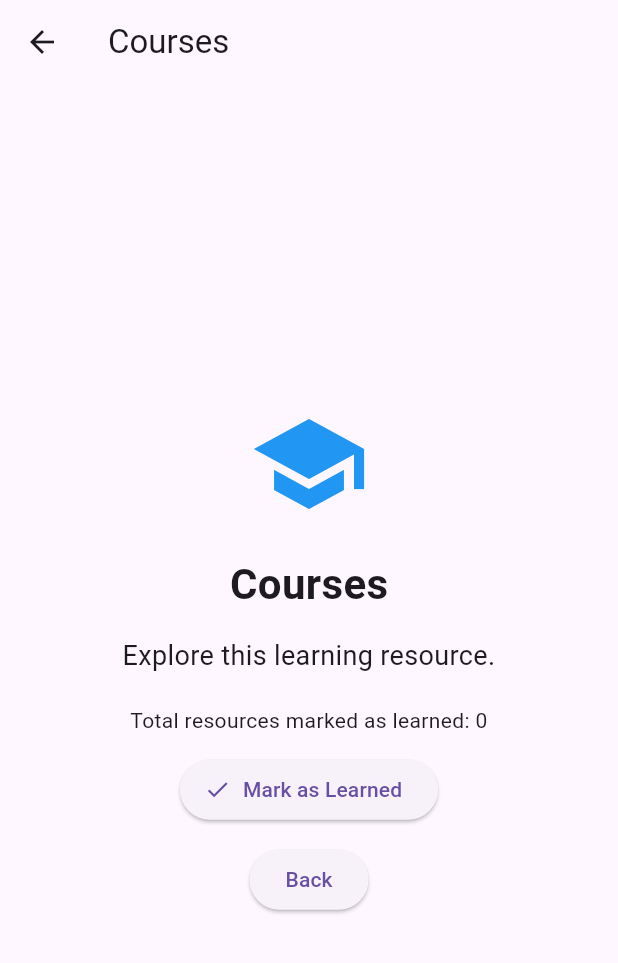
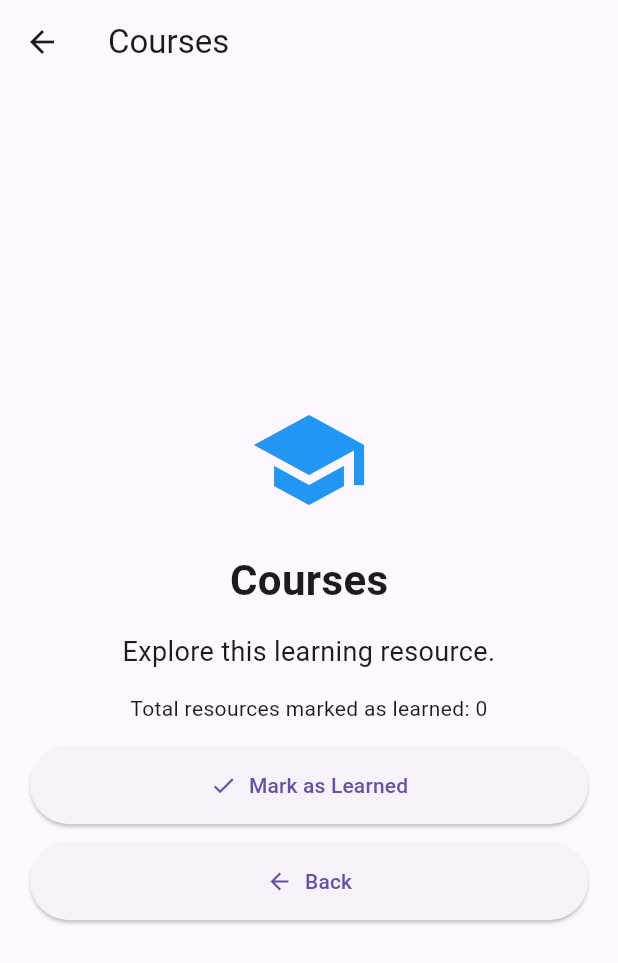
Before and after one commit to gollapallybindhupriya-oss/e-learning-resources, a Flutter app: the screen it shows after launch, after a tap on "Courses", on a phone screen of 412 x 824 dp. Shown: the top 963 px of the screen. Run offline on Flutter 3.47's test engine with Material 3 defaults, Android fonts, the light colour scheme and no system bars; network calls fail.

Commit message:
Create reusable custom UI widgets

```diff
--- a/lib/main.dart
+++ b/lib/main.dart
@@ -5,13 +5,13 @@ import 'package:provider/provider.dart';
 void main() {
   runApp(
     ChangeNotifierProvider(
-      create: (context) => LearningState(),
+      create: (_) => LearningState(),
       child: const MyApp(),
     ),
   );
 }
 
-// PROVIDER STATE MANAGEMENT
+// PROVIDER STATE
 class LearningState extends ChangeNotifier {
   int completedResources = 0;
 
@@ -21,7 +21,7 @@ class LearningState extends ChangeNotifier {
   }
 }
 
-// STATELESS WIDGET
+// APP AND NAMED ROUTES
 class MyApp extends StatelessWidget {
   const MyApp({super.key});
 
@@ -30,16 +30,19 @@ class MyApp extends StatelessWidget {
     return MaterialApp(
       debugShowCheckedModeBanner: false,
       title: 'E-Learning Resources',
-      theme: ThemeData(primarySwatch: Colors.blue),
+      theme: ThemeData(
+        primarySwatch: Colors.blue,
+        useMaterial3: true,
+      ),
       initialRoute: '/',
       routes: {
-        '/': (context) => const HomePage(),
-        '/resources': (context) => const ResourcesScreen(),
-        '/courses': (context) =>
+        '/': (_) => const HomePage(),
+        '/resources': (_) => const ResourcesScreen(),
+        '/courses': (_) =>
             const ResourceDetailScreen(title: 'Courses'),
-        '/videos': (context) =>
+        '/videos': (_) =>
             const ResourceDetailScreen(title: 'Videos'),
-        '/quizzes': (context) =>
+        '/quizzes': (_) =>
             const ResourceDetailScreen(title: 'Quizzes'),
       },
     );
@@ -52,184 +55,118 @@ class HomePage extends StatelessWidget {
 
   @override
   Widget build(BuildContext context) {
-    double width = MediaQuery.of(context).size.width;
-
-    bool isMobile = width < 600;
-    bool isTablet = width >= 600 && width < 1000;
-
-    // Read shared Provider state
-    int completed = context.watch<LearningState>().completedResources;
+    final width = MediaQuery.of(context).size.width;
+    final isMobile = width < 600;
+    final isTablet = width >= 600 && width < 1000;
 
     return Scaffold(
       appBar: AppBar(
         title: const Text('E-Learning Resources'),
       ),
       body: SingleChildScrollView(
-        child: Padding(
         padding: EdgeInsets.all(isMobile ? 12 : isTablet ? 25 : 40),
         child: Column(
           children: [
-              Stack(
-                alignment: Alignment.center,
+            // CUSTOM HEADER WIDGET
+            const LearningHeader(),
+
+            const SizedBox(height: 20),
+
+            // CUSTOM SECTION TITLE
+            const SectionTitle(title: 'Explore Resources'),
+
+            const SizedBox(height: 15),
+
+            // CUSTOM RESPONSIVE RESOURCE CARDS
+            if (isMobile)
+              Column(
                 children: [
-                  Image.network(
-                    'https://flutter.github.io/assets-for-api-docs/assets/widgets/owl.jpg',
-                    height: isMobile ? 180 : isTablet ? 240 : 280,
-                    width: double.infinity,
-                    fit: BoxFit.cover,
+                  ResourceCard(
+                    icon: Icons.book,
+                    title: 'Courses',
+                    description: 'Learn new skills',
+                    route: '/courses',
+                    fullWidth: true,
                   ),
-                  Text(
-                    'Learn Flutter',
-                    style: TextStyle(
-                      color: Colors.white,
-                      fontSize: isMobile ? 24 : isTablet ? 32 : 36,
-                      fontWeight: FontWeight.bold,
+                  ResourceCard(
+                    icon: Icons.video_library,
+                    title: 'Videos',
+                    description: 'Watch tutorials',
+                    route: '/videos',
+                    fullWidth: true,
                   ),
+                  ResourceCard(
+                    icon: Icons.quiz,
+                    title: 'Quizzes',
+                    description: 'Test your knowledge',
+                    route: '/quizzes',
+                    fullWidth: true,
+                  ),
+                ],
+              )
+            else
+              Wrap(
+                alignment: WrapAlignment.center,
+                spacing: 12,
+                runSpacing: 12,
+                children: [
+                  ResourceCard(
+                    icon: Icons.book,
+                    title: 'Courses',
+                    description: 'Learn new skills',
+                    route: '/courses',
+                  ),
+                  ResourceCard(
+                    icon: Icons.video_library,
+                    title: 'Videos',
+                    description: 'Watch tutorials',
+                    route: '/videos',
+                  ),
+                  ResourceCard(
+                    icon: Icons.quiz,
+                    title: 'Quizzes',
+                    description: 'Test your knowledge',
+                    route: '/quizzes',
                   ),
                 ],
               ),
 
-              const SizedBox(height: 20),
+            const SizedBox(height: 25),
 
-              Container(
-                width: double.infinity,
-                padding: const EdgeInsets.all(20),
-                decoration: BoxDecoration(
-                  color: Colors.blue.shade100,
-                  borderRadius: BorderRadius.circular(12),
-                ),
-                child: const Text(
-                  'Explore E-Learning Resources',
-                  textAlign: TextAlign.center,
-                  style: TextStyle(
-                    fontSize: 22,
-                    fontWeight: FontWeight.bold,
-                  ),
-                ),
-              ),
+            // CUSTOM PROVIDER WIDGET
+            const LearningProgressCard(),
 
-              const SizedBox(height: 20),
+            const SizedBox(height: 25),
 
-              // PROVIDER: shared state displayed on Home
-              Card(
-                child: ListTile(
-                  leading: const Icon(Icons.check_circle,
-                      color: Colors.green),
-                  title: const Text('Resources Marked as Learned'),
-                  trailing: Text(
-                    '$completed',
-                    style: const TextStyle(
-                      fontSize: 22,
-                      fontWeight: FontWeight.bold,
-                    ),
-                  ),
-                ),
-              ),
-
-              const SizedBox(height: 20),
-
-              // RESPONSIVE RESOURCE CARDS
-              if (isMobile)
-                Column(
-                  children: [
-                    resourceCard(context, Icons.book, 'Courses', '/courses', true),
-                    resourceCard(context, Icons.video_library, 'Videos', '/videos', true),
-                    resourceCard(context, Icons.quiz, 'Quizzes', '/quizzes', true),
-                  ],
-                )
-              else if (isTablet)
-                Wrap(
-                  alignment: WrapAlignment.center,
-                  children: [
-                    resourceCard(context, Icons.book, 'Courses', '/courses', false),
-                    resourceCard(context, Icons.video_library, 'Videos', '/videos', false),
-                    resourceCard(context, Icons.quiz, 'Quizzes', '/quizzes', false),
-                  ],
-                )
-              else
-                Row(
-                  mainAxisAlignment: MainAxisAlignment.spaceEvenly,
-                  children: [
-                    resourceCard(context, Icons.book, 'Courses', '/courses', false),
-                    resourceCard(context, Icons.video_library, 'Videos', '/videos', false),
-                    resourceCard(context, Icons.quiz, 'Quizzes', '/quizzes', false),
-                  ],
-                ),
-
-              const SizedBox(height: 20),
-
-              ElevatedButton(
+            CustomActionButton(
+              text: 'View All Resources',
+              icon: Icons.library_books,
               onPressed: () {
                 Navigator.pushNamed(context, '/resources');
               },
-                child: const Text('View All Resources'),
             ),
 
             const SizedBox(height: 25),
 
-              const Text(
-                'Available Resources',
-                style: TextStyle(
-                  fontSize: 24,
-                  fontWeight: FontWeight.bold,
+            const SectionTitle(title: 'Available Resources'),
+
+            const ResourceInfoTile(
+              icon: Icons.book,
+              title: 'Flutter Basics',
             ),
+            const ResourceInfoTile(
+              icon: Icons.code,
+              title: 'Dart Programming',
             ),
-
-              const ListTile(
-                leading: Icon(Icons.book),
-                title: Text('Flutter Basics'),
-              ),
-              const ListTile(
-                leading: Icon(Icons.code),
-                title: Text('Dart Programming'),
-              ),
-              const ListTile(
-                leading: Icon(Icons.design_services),
-                title: Text('UI Design'),
+            const ResourceInfoTile(
+              icon: Icons.design_services,
+              title: 'UI Design',
             ),
 
             const SizedBox(height: 25),
 
-              // STATEFUL WIDGET: local state using setState()
+            // STATEFUL WIDGET EXAMPLE
             const CounterWidget(),
-            ],
-          ),
-        ),
-      ),
-    );
-  }
-
-  Widget resourceCard(
-    BuildContext context,
-    IconData icon,
-    String title,
-    String route,
-    bool isMobile,
-  ) {
-    return GestureDetector(
-      onTap: () {
-        Navigator.pushNamed(context, route);
-      },
-      child: Container(
-        width: isMobile ? double.infinity : 180,
-        margin: const EdgeInsets.all(8),
-        padding: const EdgeInsets.all(18),
-        decoration: BoxDecoration(
-          color: Colors.blue.shade50,
-          borderRadius: BorderRadius.circular(12),
-          border: Border.all(color: Colors.blue),
-        ),
-        child: Column(
-          children: [
-            Icon(icon, size: isMobile ? 40 : 50),
-            const SizedBox(height: 8),
-            Text(
-              title,
-              style: const TextStyle(
-                fontSize: 18,
-                fontWeight: FontWeight.bold,
-              ),
-            ),
           ],
         ),
       ),
@@ -237,7 +174,223 @@ class HomePage extends StatelessWidget {
   }
 }
 
-// STATEFUL WIDGET: SETSTATE EXAMPLE
+// CUSTOM WIDGET 1: HEADER
+class LearningHeader extends StatelessWidget {
+  const LearningHeader({super.key});
+
+  @override
+  Widget build(BuildContext context) {
+    final width = MediaQuery.of(context).size.width;
+    final height = width < 600 ? 180.0 : 260.0;
+
+    return ClipRRect(
+      borderRadius: BorderRadius.circular(12),
+      child: Stack(
+        alignment: Alignment.center,
+        children: [
+          Image.network(
+            'https://flutter.github.io/assets-for-api-docs/assets/widgets/owl.jpg',
+            height: height,
+            width: double.infinity,
+            fit: BoxFit.cover,
+            errorBuilder: (context, error, stackTrace) {
+              return Container(
+                height: height,
+                color: Colors.blue.shade100,
+                child: const Center(
+                  child: Icon(Icons.school, size: 70),
+                ),
+              );
+            },
+          ),
+          Container(
+            width: double.infinity,
+            height: height,
+            color: Colors.black26,
+          ),
+          Text(
+            'Learn Flutter',
+            style: TextStyle(
+              color: Colors.white,
+              fontSize: width < 600 ? 28 : 36,
+              fontWeight: FontWeight.bold,
+            ),
+          ),
+        ],
+      ),
+    );
+  }
+}
+
+// CUSTOM WIDGET 2: SECTION TITLE
+class SectionTitle extends StatelessWidget {
+  final String title;
+
+  const SectionTitle({
+    super.key,
+    required this.title,
+  });
+
+  @override
+  Widget build(BuildContext context) {
+    return Align(
+      alignment: Alignment.centerLeft,
+      child: Text(
+        title,
+        style: const TextStyle(
+          fontSize: 23,
+          fontWeight: FontWeight.bold,
+        ),
+      ),
+    );
+  }
+}
+
+// CUSTOM WIDGET 3: RESOURCE CARD
+class ResourceCard extends StatelessWidget {
+  final IconData icon;
+  final String title;
+  final String description;
+  final String route;
+  final bool fullWidth;
+
+  const ResourceCard({
+    super.key,
+    required this.icon,
+    required this.title,
+    required this.description,
+    required this.route,
+    this.fullWidth = false,
+  });
+
+  @override
+  Widget build(BuildContext context) {
+    return SizedBox(
+      width: fullWidth ? double.infinity : 190,
+      child: Card(
+        color: Colors.blue.shade50,
+        shape: RoundedRectangleBorder(
+          borderRadius: BorderRadius.circular(12),
+          side: const BorderSide(color: Colors.blue),
+        ),
+        child: InkWell(
+          borderRadius: BorderRadius.circular(12),
+          onTap: () {
+            Navigator.pushNamed(context, route);
+          },
+          child: Padding(
+            padding: const EdgeInsets.all(20),
+            child: Column(
+              children: [
+                Icon(icon, size: 42, color: Colors.blue),
+                const SizedBox(height: 10),
+                Text(
+                  title,
+                  textAlign: TextAlign.center,
+                  style: const TextStyle(
+                    fontSize: 19,
+                    fontWeight: FontWeight.bold,
+                  ),
+                ),
+                const SizedBox(height: 5),
+                Text(
+                  description,
+                  textAlign: TextAlign.center,
+                ),
+                const SizedBox(height: 8),
+                const Text(
+                  'Open →',
+                  style: TextStyle(color: Colors.blue),
+                ),
+              ],
+            ),
+          ),
+        ),
+      ),
+    );
+  }
+}
+
+// CUSTOM WIDGET 4: REUSABLE ACTION BUTTON
+class CustomActionButton extends StatelessWidget {
+  final String text;
+  final IconData icon;
+  final VoidCallback onPressed;
+
+  const CustomActionButton({
+    super.key,
+    required this.text,
+    required this.icon,
+    required this.onPressed,
+  });
+
+  @override
+  Widget build(BuildContext context) {
+    return SizedBox(
+      width: double.infinity,
+      child: ElevatedButton.icon(
+        onPressed: onPressed,
+        icon: Icon(icon),
+        label: Text(text),
+        style: ElevatedButton.styleFrom(
+          padding: const EdgeInsets.all(16),
+        ),
+      ),
+    );
+  }
+}
+
+// CUSTOM WIDGET 5: PROVIDER PROGRESS CARD
+class LearningProgressCard extends StatelessWidget {
+  const LearningProgressCard({super.key});
+
+  @override
+  Widget build(BuildContext context) {
+    final completed =
+        context.watch<LearningState>().completedResources;
+
+    return Card(
+      child: ListTile(
+        leading: const Icon(
+          Icons.check_circle,
+          color: Colors.green,
+          size: 35,
+        ),
+        title: const Text('Resources Marked as Learned'),
+        trailing: Text(
+          '$completed',
+          style: const TextStyle(
+            fontSize: 24,
+            fontWeight: FontWeight.bold,
+          ),
+        ),
+      ),
+    );
+  }
+}
+
+// CUSTOM WIDGET 6: RESOURCE INFORMATION TILE
+class ResourceInfoTile extends StatelessWidget {
+  final IconData icon;
+  final String title;
+
+  const ResourceInfoTile({
+    super.key,
+    required this.icon,
+    required this.title,
+  });
+
+  @override
+  Widget build(BuildContext context) {
+    return ListTile(
+      leading: Icon(icon, color: Colors.blue),
+      title: Text(title),
+      trailing: const Icon(Icons.arrow_forward_ios, size: 16),
+    );
+  }
+}
+
+// STATEFUL WIDGET: SETSTATE
 class CounterWidget extends StatefulWidget {
   const CounterWidget({super.key});
 
@@ -255,25 +408,20 @@ class _CounterWidgetState extends State<CounterWidget> {
         padding: const EdgeInsets.all(16),
         child: Column(
           children: [
-            const Text(
-              'setState() Example',
-              style: TextStyle(
-                fontSize: 20,
-                fontWeight: FontWeight.bold,
-              ),
-            ),
+            const SectionTitle(title: 'setState() Example'),
             const SizedBox(height: 10),
             Text(
               'Button clicked: $count times',
               style: const TextStyle(fontSize: 18),
             ),
-            ElevatedButton(
+            CustomActionButton(
+              text: 'Click Me',
+              icon: Icons.touch_app,
               onPressed: () {
                 setState(() {
                   count++;
                 });
               },
-              child: const Text('Click Me'),
             ),
           ],
         ),
@@ -293,24 +441,25 @@ class ResourcesScreen extends StatelessWidget {
       body: ListView(
         padding: const EdgeInsets.all(20),
         children: [
-          const Text(
-            'Available Resources',
-            style: TextStyle(fontSize: 26, fontWeight: FontWeight.bold),
+          const SectionTitle(title: 'Available Resources'),
+          const SizedBox(height: 15),
+          ResourceCard(
+            icon: Icons.book,
+            title: 'Courses',
+            description: 'Learn new skills',
+            route: '/courses',
           ),
-          ListTile(
-            leading: const Icon(Icons.book),
-            title: const Text('Courses'),
-            onTap: () => Navigator.pushNamed(context, '/courses'),
+          ResourceCard(
+            icon: Icons.video_library,
+            title: 'Videos',
+            description: 'Watch tutorials',
+            route: '/videos',
           ),
-          ListTile(
-            leading: const Icon(Icons.video_library),
-            title: const Text('Videos'),
-            onTap: () => Navigator.pushNamed(context, '/videos'),
-          ),
-          ListTile(
-            leading: const Icon(Icons.quiz),
-            title: const Text('Quizzes'),
-            onTap: () => Navigator.pushNamed(context, '/quizzes'),
+          ResourceCard(
+            icon: Icons.quiz,
+            title: 'Quizzes',
+            description: 'Test your knowledge',
+            route: '/quizzes',
           ),
         ],
       ),
@@ -329,7 +478,6 @@ class ResourceDetailScreen extends StatelessWidget {
 
   @override
   Widget build(BuildContext context) {
-    // Listen to shared Provider state
     final learningState = context.watch<LearningState>();
 
     return Scaffold(
@@ -340,7 +488,11 @@ class ResourceDetailScreen extends StatelessWidget {
           child: Column(
             mainAxisAlignment: MainAxisAlignment.center,
             children: [
-              const Icon(Icons.school, size: 80, color: Colors.blue),
+              const Icon(
+                Icons.school,
+                size: 80,
+                color: Colors.blue,
+              ),
               const SizedBox(height: 20),
               Text(
                 title,
@@ -355,36 +507,30 @@ class ResourceDetailScreen extends StatelessWidget {
                 textAlign: TextAlign.center,
                 style: TextStyle(fontSize: 18),
               ),
-              const SizedBox(height: 20),
-
-              // PROVIDER: update shared state
+              const SizedBox(height: 15),
               Text(
                 'Total resources marked as learned: '
                 '${learningState.completedResources}',
                 textAlign: TextAlign.center,
               ),
-
-              const SizedBox(height: 12),
-
-              ElevatedButton.icon(
+              const SizedBox(height: 15),
+              CustomActionButton(
+                text: 'Mark as Learned',
+                icon: Icons.check,
                 onPressed: () {
                   context.read<LearningState>().markAsLearned();
-
                   ScaffoldMessenger.of(context).showSnackBar(
                     const SnackBar(
                       content: Text('Resource marked as learned!'),
                     ),
                   );
                 },
-                icon: const Icon(Icons.check),
-                label: const Text('Mark as Learned'),
               ),
-
               const SizedBox(height: 12),
-
-              ElevatedButton(
+              CustomActionButton(
+                text: 'Back',
+                icon: Icons.arrow_back,
                 onPressed: () => Navigator.pop(context),
-                child: const Text('Back'),
               ),
             ],
           ),
```
Lines whose indentation alone changed are shown as unchanged.
